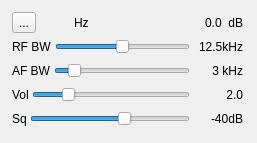
Old version of the form plugins/channel/am/amdemodgui.ui in the repository f4exb/sdrangel.
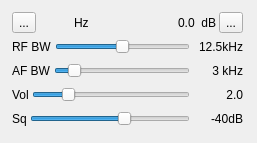
New version of the form. Icons and pictures are not drawn. Custom widgets are drawn as their Qt base class.

Commit message: AM demod: implement mute/umute toggle

Diff of the .ui file:
```diff
--- a/plugins/channel/am/amdemodgui.ui
+++ b/plugins/channel/am/amdemodgui.ui
@@ -139,6 +139,24 @@
           </property>
          </widget>
         </item>
+        <item>
+         <widget class="QToolButton" name="audioMute">
+          <property name="toolTip">
+           <string>Mute/Unmute audio</string>
+          </property>
+          <property name="text">
+           <string>...</string>
+          </property>
+          <property name="icon">
+           <iconset resource="../../../sdrbase/resources/res.qrc">
+            <normaloff>:/sound_on.png</normaloff>
+            <normalon>:/sound_off.png</normalon>:/sound_on.png</iconset>
+          </property>
+          <property name="checkable">
+           <bool>true</bool>
+          </property>
+         </widget>
+        </item>
        </layout>
       </item>
      </layout>
```
The commit also changes 4 other files.
